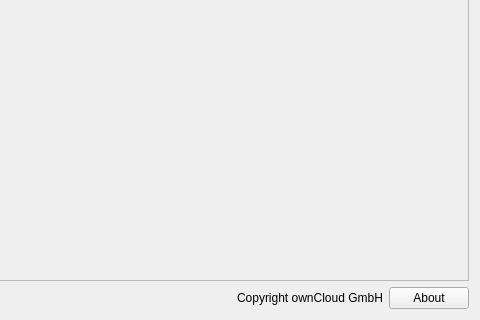
BWTECH-github/client, file src/gui/generalsettings.ui: the form before one commit; both pictures show x 311 to 791 and y 366 to 686 of the 791 by 686 pixel window.
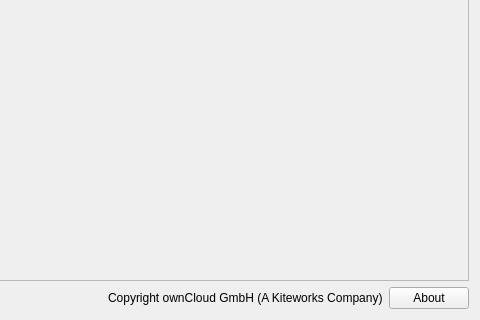
The form after the commit. Custom widgets are drawn as their Qt base class.

Commit message: fix: adjust copyright (#12087)

```diff
--- a/src/gui/generalsettings.ui
+++ b/src/gui/generalsettings.ui
@@ -236,7 +236,7 @@
          <cursorShape>ArrowCursor</cursorShape>
         </property>
         <property name="text">
-         <string notr="true">Copyright ownCloud GmbH</string>
+         <string notr="true">Copyright ownCloud GmbH (A Kiteworks Company)</string>
         </property>
         <property name="textInteractionFlags">
          <set>Qt::LinksAccessibleByMouse|Qt::TextSelectableByMouse</set>
```
The commit also changes 1 other file.
